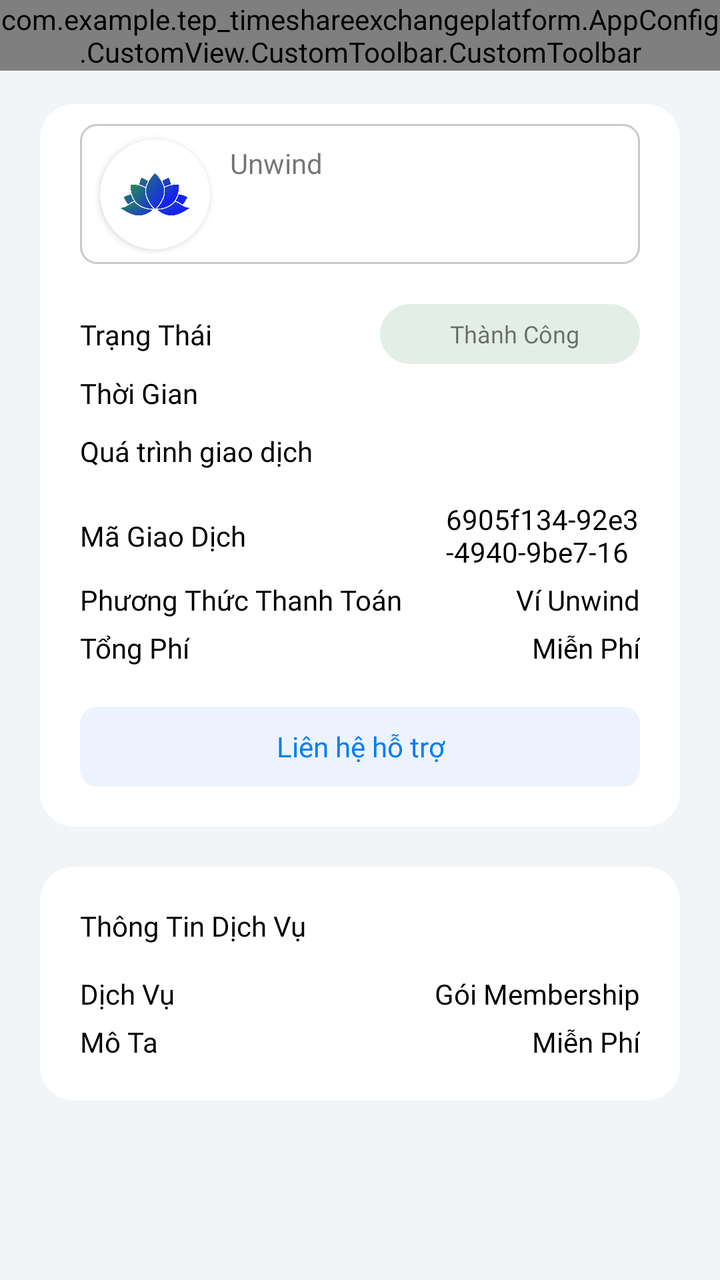
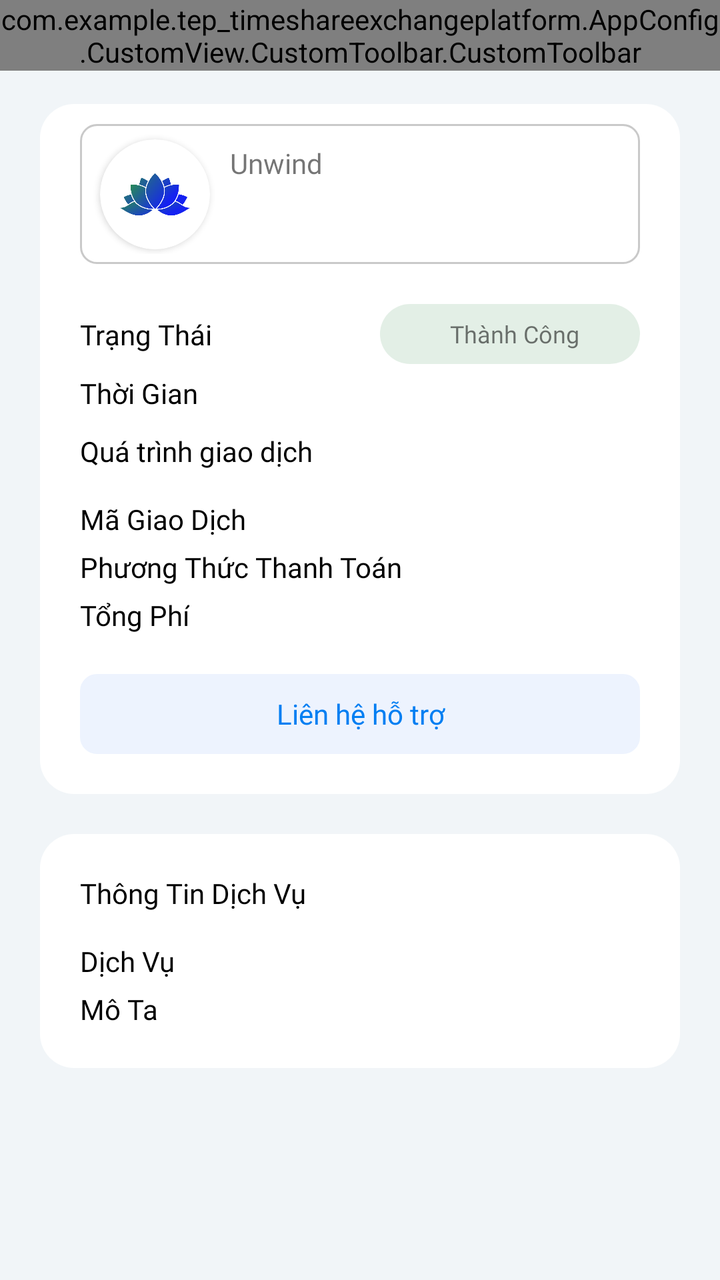

Two renders of the same Android screen: before a commit and after it. Below are the layout's source before the change and the commit's diff.
<!-- AndroidManifest.xml: application theme Base.Theme.TEPTimeshareExchangePlatform -->
<!-- res/layout/activity_my_transaction_detail.xml -->
<?xml version="1.0" encoding="utf-8"?>
<androidx.constraintlayout.widget.ConstraintLayout
    xmlns:android="http://schemas.android.com/apk/res/android"

    xmlns:app="http://schemas.android.com/apk/res-auto"
    xmlns:tools="http://schemas.android.com/tools"
    android:id="@+id/main"
    android:background="@color/primary_background_F9"
    android:layout_width="match_parent"
    android:layout_height="match_parent"
    tools:context=".UI.Activity.UserActivity.MyTransactionActivity.MyTransactionDetailActivity">

    
    <com.example.tep_timeshareexchangeplatform.AppConfig.CustomView.CustomToolbar.CustomToolbar
        android:id="@+id/customToolbar6"
        android:background="@color/white"
        android:layout_width="match_parent"
        android:layout_height="wrap_content"
        android:title="Chi Tiết Giao Dịch"
        app:layout_constraintTop_toTopOf="parent"
        app:showStartText="false"
        app:showTitleDetail="true"
        app:titleDetail="08:00 24/03/2025" />

    
    <ScrollView
        android:layout_marginTop="52dp"
        android:layout_width="match_parent"
        android:layout_height="match_parent"
        android:fillViewport="true"
        android:background="@color/white"
        app:layout_constraintTop_toBottomOf="@+id/customToolbar6">
        <LinearLayout
            android:layout_width="match_parent"
            android:layout_height="match_parent"
            android:background="@color/primary_background_F9"
            android:orientation="vertical">
            
            <androidx.constraintlayout.widget.ConstraintLayout
                android:background="@drawable/ripple_effect"
                android:backgroundTint="@color/white"
                android:layout_marginStart="20dp"
                android:layout_marginEnd="20dp"
                android:layout_width="match_parent"
                android:layout_height="wrap_content"
                android:paddingBottom="20dp"
                android:paddingStart="20dp"
                android:paddingEnd="20dp">
                
                <androidx.constraintlayout.widget.ConstraintLayout
                    android:id="@+id/constraintLayout15"
                    android:layout_width="match_parent"
                    android:layout_height="wrap_content"
                    android:layout_marginTop="10dp"
                    android:background="@drawable/background_stroke_around"
                    android:minHeight="70dp"
                    android:paddingTop="5dp"
                    android:paddingBottom="5dp"
                    app:layout_constraintEnd_toEndOf="parent"
                    app:layout_constraintStart_toStartOf="parent"
                    app:layout_constraintTop_toTopOf="parent">

                    
                    <androidx.cardview.widget.CardView
                        android:id="@+id/cardView5"
                        android:layout_width="55dp"
                        android:layout_height="55dp"
                        android:layout_marginStart="10dp"
                        app:cardCornerRadius="50dp"
                        app:layout_constraintBottom_toBottomOf="parent"
                        app:layout_constraintStart_toStartOf="parent"
                        app:layout_constraintTop_toTopOf="parent">

                        <ImageView
                            android:id="@+id/im_receiver"
                            android:layout_width="match_parent"
                            android:layout_height="match_parent"
                            android:padding="10dp"
                            android:src="@drawable/ic_logo_only" />
                    </androidx.cardview.widget.CardView>

                    
                    <TextView
                        android:id="@+id/textView28"
                        android:layout_width="0dp"
                        android:layout_height="wrap_content"
                        android:layout_marginStart="10dp"
                        android:layout_marginTop="5dp"
                        android:fontFamily="@font/inter_medium"
                        android:maxLines="1"
                        android:text="Unwind"
                        android:textSize="14dp"
                        app:layout_constraintStart_toEndOf="@+id/cardView5"
                        app:layout_constraintTop_toTopOf="parent" />

                    
                    <TextView
                        android:id="@+id/tv_price_transaction"
                        android:layout_width="0dp"
                        android:layout_height="wrap_content"
                        android:layout_marginStart="10dp"
                        android:fontFamily="@font/inter_bold"
                        android:maxLines="1"
                        android:textColor="@color/black"
                        android:textSize="18dp"
                        app:layout_constraintBottom_toBottomOf="@+id/cardView5"
                        app:layout_constraintStart_toEndOf="@+id/cardView5"
                        app:layout_constraintTop_toBottomOf="@+id/textView28" />

                </androidx.constraintlayout.widget.ConstraintLayout>
                
                <LinearLayout
                    android:id="@+id/linearLayout21"
                    android:layout_marginTop="15dp"
                    android:layout_width="match_parent"
                    android:layout_height="wrap_content"
                    android:background="@color/white"
                    android:orientation="vertical"
                    app:layout_constraintEnd_toEndOf="parent"
                    app:layout_constraintStart_toStartOf="parent"
                    app:layout_constraintTop_toBottomOf="@+id/constraintLayout15">

                    
                    <androidx.constraintlayout.widget.ConstraintLayout
                        android:layout_width="match_parent"
                        android:layout_height="wrap_content"
                        android:layout_marginTop="5dp"
                        android:orientation="horizontal"
                        android:weightSum="10"
                        app:layout_constraintEnd_toEndOf="parent"
                        app:layout_constraintTop_toBottomOf="@+id/textView26">
                        
                        <TextView
                            android:id="@+id/textView27"
                            android:layout_width="0dp"
                            android:layout_height="wrap_content"
                            android:layout_weight="3.5"
                            android:fontFamily="@font/inter_medium"
                            android:text="Trạng Thái"
                            android:textColor="@color/black"
                            android:textSize="14dp"
                            app:layout_constraintBottom_toBottomOf="parent"
                            app:layout_constraintStart_toStartOf="parent"
                            app:layout_constraintTop_toTopOf="parent" />

                        
                        <LinearLayout
                            android:id="@+id/materialCardView3"
                            android:layout_width="130dp"
                            android:layout_height="30dp"
                            android:background="@drawable/background_rating"
                            android:backgroundTint="@color/green_rental"
                            app:layout_constraintBottom_toBottomOf="parent"
                            app:layout_constraintEnd_toEndOf="parent"
                            app:layout_constraintTop_toTopOf="parent"
                            app:strokeColor="@color/white">

                            <LinearLayout
                                android:layout_width="match_parent"
                                android:layout_height="match_parent"
                                android:gravity="center"
                                android:orientation="horizontal">

                                <TextView
                                    android:id="@+id/tv_rating"
                                    android:layout_width="wrap_content"
                                    android:layout_height="match_parent"
                                    android:layout_marginStart="5dp"
                                    android:fontFamily="@font/inter_bold"
                                    android:gravity="center"
                                    android:text="Thành Công"
                                    android:textColor="@color/quantum_googgreen"
                                    android:textSize="12dp" />
                            </LinearLayout>


                        </LinearLayout>


                    </androidx.constraintlayout.widget.ConstraintLayout>

                    
                    <androidx.constraintlayout.widget.ConstraintLayout
                        android:layout_width="match_parent"
                        android:layout_height="wrap_content"
                        android:layout_marginTop="5dp"
                        android:orientation="horizontal"
                        android:weightSum="10"
                        app:layout_constraintEnd_toEndOf="parent"
                        app:layout_constraintTop_toBottomOf="@+id/textView26">
                        
                        <TextView
                            android:layout_width="0dp"
                            android:layout_height="wrap_content"
                            android:layout_weight="3.5"
                            android:fontFamily="@font/inter_medium"
                            android:text="Thời Gian"
                            android:textColor="@color/black"
                            android:textSize="14dp"
                            app:layout_constraintBottom_toBottomOf="parent"
                            app:layout_constraintStart_toStartOf="parent"
                            app:layout_constraintTop_toTopOf="parent" />

                        
                        <TextView
                            android:id="@+id/tv_time"
                            android:layout_width="0dp"
                            android:layout_height="wrap_content"
                            android:layout_marginStart="10dp"
                            android:layout_weight="6.5"
                            android:fontFamily="@font/inter_bold"
                            android:textColor="@color/black"
                            android:textSize="14dp"
                            app:layout_constraintBottom_toBottomOf="parent"
                            app:layout_constraintEnd_toEndOf="parent"
                            app:layout_constraintTop_toTopOf="parent" />
                    </androidx.constraintlayout.widget.ConstraintLayout>

                    
                    <TextView
                        android:id="@+id/tv_transaction_progress"
                        android:layout_width="match_parent"
                        android:layout_height="wrap_content"
                        android:layout_marginTop="10dp"
                        android:layout_marginBottom="10dp"
                        android:fontFamily="@font/inter_bold"
                        android:text="Quá trình giao dịch"
                        android:textColor="@color/black"
                        android:textSize="14dp" />

                    
                    <androidx.constraintlayout.widget.ConstraintLayout
                        android:layout_width="match_parent"
                        android:layout_height="wrap_content"
                        android:layout_marginTop="5dp"
                        android:orientation="horizontal"
                        android:weightSum="10"
                        app:layout_constraintEnd_toEndOf="parent"
                        app:layout_constraintTop_toBottomOf="@+id/textView26">
                        
                        <TextView
                            android:id="@+id/textView30"
                            android:layout_width="0dp"
                            android:layout_height="wrap_content"
                            android:layout_weight="3.5"
                            android:fontFamily="@font/inter_medium"
                            android:text="Mã Giao Dịch"
                            android:textColor="@color/black"
                            android:textSize="14dp"
                            app:layout_constraintBottom_toBottomOf="parent"
                            app:layout_constraintStart_toStartOf="parent"
                            app:layout_constraintTop_toTopOf="parent" />

                        
                        <TextView
                            android:id="@+id/tv_transaction_id"
                            android:layout_width="0dp"
                            android:layout_height="wrap_content"
                            android:layout_weight="6.5"
                            android:fontFamily="@font/inter_bold"
                            android:maxLines="2"
                            android:layout_marginStart="100dp"
                            android:text="6905f134-92e3-4940-9be7-16b9d4696ce0"
                            android:textColor="@color/black"
                            android:textSize="14dp"
                            app:layout_constraintBottom_toBottomOf="parent"
                            app:layout_constraintEnd_toEndOf="parent"
                            app:layout_constraintStart_toEndOf="@+id/textView30"
                            app:layout_constraintTop_toTopOf="parent" />
                    </androidx.constraintlayout.widget.ConstraintLayout>

                    
                    <androidx.constraintlayout.widget.ConstraintLayout
                        android:layout_width="match_parent"
                        android:layout_height="wrap_content"
                        android:layout_marginTop="5dp"
                        android:orientation="horizontal"
                        android:weightSum="10"
                        app:layout_constraintEnd_toEndOf="parent"
                        app:layout_constraintTop_toBottomOf="@+id/textView26">
                        
                        <TextView
                            android:layout_width="0dp"
                            android:layout_height="wrap_content"
                            android:layout_weight="3.5"
                            android:fontFamily="@font/inter_medium"
                            android:text="Phương Thức Thanh Toán"
                            android:textColor="@color/black"
                            android:textSize="14dp"
                            app:layout_constraintBottom_toBottomOf="parent"
                            app:layout_constraintStart_toStartOf="parent"
                            app:layout_constraintTop_toTopOf="parent" />

                        
                        <TextView
                            android:id="@+id/tv_payment_method"
                            android:layout_width="0dp"
                            android:layout_height="wrap_content"
                            android:layout_weight="6.5"
                            android:fontFamily="@font/inter_bold"
                            android:text="Ví Unwind"
                            android:textColor="@color/black"
                            android:textSize="14dp"
                            app:layout_constraintBottom_toBottomOf="parent"
                            app:layout_constraintEnd_toEndOf="parent"
                            app:layout_constraintTop_toTopOf="parent"
                            app:layout_constraintVertical_bias="0.0" />
                    </androidx.constraintlayout.widget.ConstraintLayout>

                    
                    <androidx.constraintlayout.widget.ConstraintLayout
                        android:layout_width="match_parent"
                        android:layout_height="wrap_content"
                        android:layout_marginTop="5dp"
                        android:orientation="horizontal"
                        android:weightSum="10"
                        app:layout_constraintEnd_toEndOf="parent"
                        app:layout_constraintTop_toBottomOf="@+id/textView26">
                        
                        <TextView
                            android:layout_width="0dp"
                            android:layout_height="wrap_content"
                            android:layout_weight="3.5"
                            android:fontFamily="@font/inter_medium"
                            android:text="Tổng Phí"
                            android:textColor="@color/black"
                            android:textSize="14dp"
                            app:layout_constraintBottom_toBottomOf="parent"
                            app:layout_constraintStart_toStartOf="parent"
                            app:layout_constraintTop_toTopOf="parent" />

                        
                        <TextView
                            android:id="@+id/tv_total_fee"
                            android:layout_width="0dp"
                            android:layout_height="wrap_content"
                            android:layout_marginStart="10dp"
                            android:layout_weight="6.5"
                            android:fontFamily="@font/inter_bold"
                            android:text="Miễn Phí"
                            android:textColor="@color/black"
                            android:textSize="14dp"
                            app:layout_constraintBottom_toBottomOf="parent"
                            app:layout_constraintEnd_toEndOf="parent"
                            app:layout_constraintTop_toTopOf="parent" />
                    </androidx.constraintlayout.widget.ConstraintLayout>


                </LinearLayout>
                
                <LinearLayout
                    android:background="@drawable/background_stroke_around"
                    android:backgroundTint="@color/i_blue_light"
                    android:layout_marginTop="20dp"
                    android:layout_width="match_parent"
                    android:layout_height="40dp"
                    app:layout_constraintEnd_toEndOf="parent"
                    app:layout_constraintStart_toStartOf="parent"
                    app:layout_constraintTop_toBottomOf="@+id/linearLayout21">

                    <TextView
                        android:fontFamily="@font/inter_bold"
                        android:textColor="@color/blue_full"
                        android:layout_width="match_parent"
                        android:layout_height="wrap_content"
                        android:text="Liên hệ hỗ trợ"
                        android:gravity="center"
                        android:layout_gravity="center"/>

                </LinearLayout>
            </androidx.constraintlayout.widget.ConstraintLayout>

            
            <androidx.constraintlayout.widget.ConstraintLayout
                android:background="@drawable/ripple_effect"
                android:backgroundTint="@color/white"
                android:layout_marginTop="20dp"
                android:layout_marginStart="20dp"
                android:layout_marginEnd="20dp"
                android:layout_width="match_parent"
                android:layout_height="wrap_content"
                android:paddingBottom="20dp"
                android:paddingStart="20dp"
                android:paddingEnd="20dp">
                
                <LinearLayout
                    android:layout_width="match_parent"
                    android:layout_height="wrap_content"
                    android:layout_marginTop="10dp"
                    android:background="@color/white"
                    android:orientation="vertical"
                    app:layout_constraintEnd_toEndOf="parent"
                    app:layout_constraintStart_toStartOf="parent"
                    app:layout_constraintTop_toTopOf="parent">


                    
                    <TextView
                        android:id="@+id/tv_service_title"
                        android:layout_width="match_parent"
                        android:layout_height="wrap_content"
                        android:layout_marginTop="10dp"
                        android:layout_marginBottom="10dp"
                        android:fontFamily="@font/inter_bold"
                        android:text="Thông Tin Dịch Vụ"
                        android:textColor="@color/black"
                        android:textSize="14dp" />

                    
                    <androidx.constraintlayout.widget.ConstraintLayout
                        android:layout_width="match_parent"
                        android:layout_height="wrap_content"
                        android:layout_marginTop="5dp"
                        android:orientation="horizontal"
                        android:weightSum="10"
                        app:layout_constraintEnd_toEndOf="parent"
                        app:layout_constraintTop_toBottomOf="@+id/textView26">
                        
                        <TextView
                            android:layout_width="0dp"
                            android:layout_height="wrap_content"
                            android:layout_weight="3.5"
                            android:fontFamily="@font/inter_medium"
                            android:text="Dịch Vụ"
                            android:textColor="@color/black"
                            android:textSize="14dp"
                            app:layout_constraintBottom_toBottomOf="parent"
                            app:layout_constraintStart_toStartOf="parent"
                            app:layout_constraintTop_toTopOf="parent" />

                        
                        <TextView
                            android:id="@+id/tv_service_name"
                            android:layout_width="0dp"
                            android:layout_height="wrap_content"
                            android:layout_marginStart="10dp"
                            android:layout_weight="6.5"
                            android:fontFamily="@font/inter_bold"
                            android:text="Gói Membership"
                            android:textColor="@color/black"
                            android:textSize="14dp"
                            app:layout_constraintBottom_toBottomOf="parent"
                            app:layout_constraintEnd_toEndOf="parent"
                            app:layout_constraintTop_toTopOf="parent" />
                    </androidx.constraintlayout.widget.ConstraintLayout>

                    
                    <androidx.constraintlayout.widget.ConstraintLayout
                        android:layout_width="match_parent"
                        android:layout_height="wrap_content"
                        android:layout_marginTop="5dp"
                        android:visibility="gone"
                        android:orientation="horizontal"
                        android:weightSum="10"
                        app:layout_constraintEnd_toEndOf="parent"
                        app:layout_constraintTop_toBottomOf="@+id/textView26">

                        <TextView
                            android:layout_width="0dp"
                            android:layout_height="wrap_content"
                            android:layout_weight="3.5"
                            android:fontFamily="@font/inter_medium"
                            android:text="Mã Đơn Hàng"
                            android:textColor="@color/black"
                            android:textSize="14dp"
                            app:layout_constraintBottom_toBottomOf="parent"
                            app:layout_constraintStart_toStartOf="parent"
                            app:layout_constraintTop_toTopOf="parent" />

                        <TextView
                            android:id="@+id/tv_order_id"
                            android:layout_width="0dp"
                            android:layout_height="wrap_content"
                            android:layout_marginStart="10dp"
                            android:layout_weight="6.5"
                            android:fontFamily="@font/inter_medium"
                            android:text="ãsf5hg8jgh7865sd5s"
                            android:textColor="@color/black"
                            android:textSize="14dp"
                            app:layout_constraintBottom_toBottomOf="parent"
                            app:layout_constraintEnd_toEndOf="parent"
                            app:layout_constraintTop_toTopOf="parent" />
                    </androidx.constraintlayout.widget.ConstraintLayout>

                    
                    <androidx.constraintlayout.widget.ConstraintLayout
                        android:layout_width="match_parent"
                        android:layout_height="wrap_content"
                        android:layout_marginTop="5dp"
                        android:orientation="horizontal"
                        android:weightSum="10"
                        app:layout_constraintEnd_toEndOf="parent"
                        app:layout_constraintTop_toBottomOf="@+id/textView26">
                        
                        <TextView
                            android:layout_width="0dp"
                            android:layout_height="wrap_content"
                            android:layout_weight="3.5"
                            android:fontFamily="@font/inter_medium"
                            android:text="Mô Ta"
                            android:textColor="@color/black"
                            android:textSize="14dp"
                            app:layout_constraintBottom_toBottomOf="parent"
                            app:layout_constraintStart_toStartOf="parent"
                            app:layout_constraintTop_toTopOf="parent" />

                        
                        <TextView
                            android:id="@+id/tv_description"
                            android:layout_width="0dp"
                            android:layout_height="wrap_content"
                            android:layout_marginStart="10dp"
                            android:layout_weight="6.5"
                            android:fontFamily="@font/inter_medium"
                            android:text="Miễn Phí"
                            android:textColor="@color/black"
                            android:textSize="14dp"
                            app:layout_constraintBottom_toBottomOf="parent"
                            app:layout_constraintEnd_toEndOf="parent"
                            app:layout_constraintTop_toTopOf="parent" />
                    </androidx.constraintlayout.widget.ConstraintLayout>


                </LinearLayout>
            </androidx.constraintlayout.widget.ConstraintLayout>




        </LinearLayout>
    </ScrollView>





</androidx.constraintlayout.widget.ConstraintLayout>
<!-- resources referenced by this layout -->
<resources>
  <color name="black">#FF000000</color>
  <color name="blue_full">#007EF2</color>
  <color name="green_rental">#197A33</color>
  <color name="i_blue_light">#edf3fe</color>
  <color name="primary_background_F9">#BFEDF2F6</color>
  <color name="white">#FFFFFFFF</color>
  <!-- drawable background_rating (drawable) -->
  <?xml version="1.0" encoding="utf-8"?>
  <shape xmlns:android="http://schemas.android.com/apk/res/android" android:shape="rectangle">
      <solid android:color="@color/blue_background_show" />
      <corners android:radius="15dp"></corners>
  
  </shape>
  <!-- drawable background_stroke_around (drawable) -->
  <?xml version="1.0" encoding="utf-8"?>
  <shape xmlns:android="http://schemas.android.com/apk/res/android"
      android:shape="rectangle"
      >
      <stroke android:width="1dp" android:color="@color/primary_background"/>
      <corners android:radius="8dp"/>
  
  </shape>
  <!-- drawable ic_logo_only: png bitmap (drawable, 30679 bytes) -->
  <!-- drawable ripple_effect (drawable) -->
  <?xml version="1.0" encoding="utf-8"?>
  <ripple xmlns:android="http://schemas.android.com/apk/res/android"
      android:color="?android:attr/colorControlHighlight">
      <item>
          <shape android:shape="rectangle">
              <corners android:radius="17dp"></corners>
              <solid android:color="@color/primaryColor"></solid>
          </shape>
      </item>
  </ripple>
  <style name="Base.Theme.TEPTimeshareExchangePlatform" parent="Theme.MaterialComponents.DayNight.NoActionBar">
          <item name="android:statusBarColor">@color/white</item>
          <item name="android:windowLightStatusBar">true
          </item> 
      </style>
  <color name="blue_background_show">#1F007EF2</color>
  <color name="primary_background">#C9C9C9</color>
  <color name="primaryColor">#ff6c2f</color>
</resources>

<!-- the commit's change to res/layout/activity_my_transaction_detail.xml (unified diff, before → after) -->
@@ -260,7 +260,6 @@
                             android:fontFamily="@font/inter_bold"
                             android:maxLines="2"
                             android:layout_marginStart="100dp"
-                            android:text="6905f134-92e3-4940-9be7-16b9d4696ce0"
                             android:textColor="@color/black"
                             android:textSize="14dp"
                             app:layout_constraintBottom_toBottomOf="parent"
@@ -296,9 +295,8 @@
                             android:id="@+id/tv_payment_method"
                             android:layout_width="0dp"
                             android:layout_height="wrap_content"
-                            android:layout_weight="6.5"
                             android:fontFamily="@font/inter_bold"
-                            android:text="Ví Unwind"
+
                             android:textColor="@color/black"
                             android:textSize="14dp"
                             app:layout_constraintBottom_toBottomOf="parent"
@@ -337,7 +335,6 @@
                             android:layout_marginStart="10dp"
                             android:layout_weight="6.5"
                             android:fontFamily="@font/inter_bold"
-                            android:text="Miễn Phí"
                             android:textColor="@color/black"
                             android:textSize="14dp"
                             app:layout_constraintBottom_toBottomOf="parent"
@@ -436,7 +433,6 @@
                             android:layout_marginStart="10dp"
                             android:layout_weight="6.5"
                             android:fontFamily="@font/inter_bold"
-                            android:text="Gói Membership"
                             android:textColor="@color/black"
                             android:textSize="14dp"
                             app:layout_constraintBottom_toBottomOf="parent"
@@ -512,7 +508,6 @@
                             android:layout_marginStart="10dp"
                             android:layout_weight="6.5"
                             android:fontFamily="@font/inter_medium"
-                            android:text="Miễn Phí"
                             android:textColor="@color/black"
                             android:textSize="14dp"
                             app:layout_constraintBottom_toBottomOf="parent"
